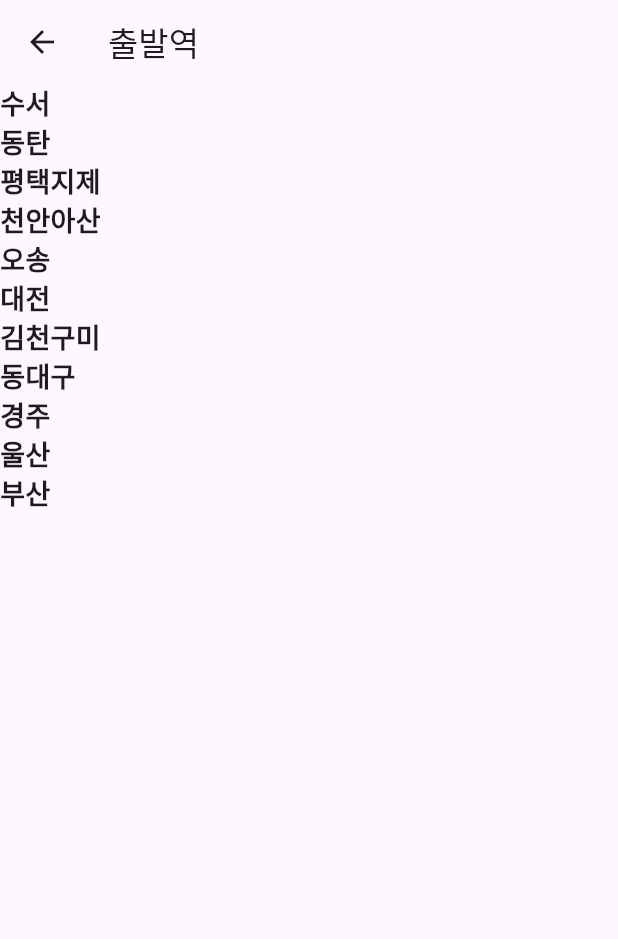
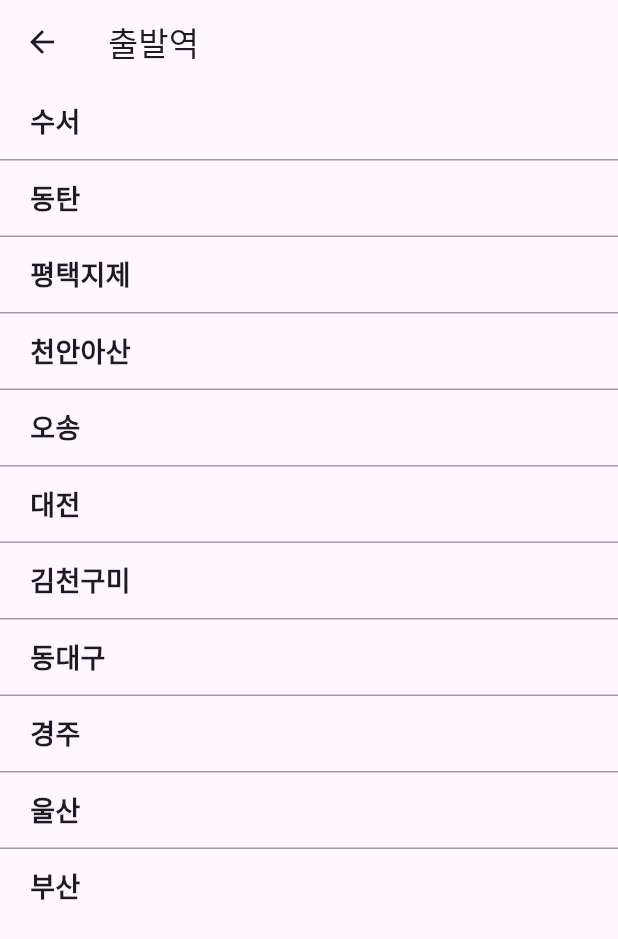
Before and after one commit to hippieperm/flutter-train-example, a Flutter app: the StationListPage screen opened directly, on a phone screen of 412 x 824 dp. Shown: the top 939 px of the screen. Run offline on Flutter 3.47's test engine with Material 3 defaults, Android fonts, the phone set to English and light mode, and no system bars.

Commit message:
홈페이지 UI 개선: 출발역 목록을 ListView.separated로 변경하고 구분선 추가하여 시각적 요소 향상

```diff
--- a/lib/station_list_page.dart
+++ b/lib/station_list_page.dart
@@ -1,4 +1,5 @@
 import 'package:flutter/material.dart';
+import 'package:flutter/rendering.dart';
 
 class StationListPage extends StatelessWidget {
   const StationListPage({super.key});
@@ -22,14 +23,25 @@ class StationListPage extends StatelessWidget {
       appBar: AppBar(
         title: Text('출발역'),
       ),
-      body: ListView.builder(
+      body: ListView.separated(
+        separatorBuilder: (context, index) {
+          return Container(
+            height: 1,
+            color: Colors.grey,
+          );
+        },
         itemCount: stations.length,
         itemBuilder: (BuildContext context, int index) {
-          return Text(
-            stations[index],
-            style: TextStyle(
-              fontSize: 18,
-              fontWeight: FontWeight.bold,
+          return Container(
+            height: 50,
+            alignment: Alignment.centerLeft,
+            padding: EdgeInsets.only(left: 20),
+            child: Text(
+              stations[index],
+              style: TextStyle(
+                fontSize: 18,
+                fontWeight: FontWeight.bold,
+              ),
             ),
           );
         },
```
